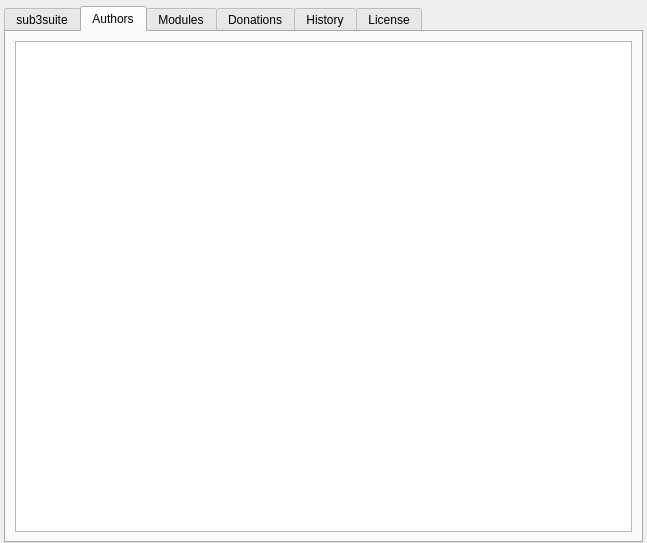
Before: the Qt Designer form sub3suite/src/Dialogs/AboutDialog.ui in 3nock/OTE, drawn with Qt 5.
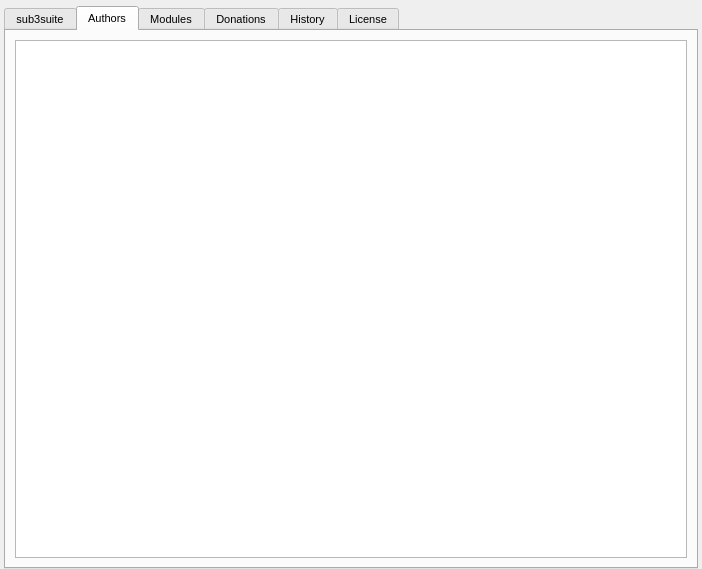
After: the same form once the commit is applied. The open tabs and pages were chosen to show the change. Icons and pictures are not drawn.

Diff of the .ui file:
```diff
--- a/sub3suite/src/Dialogs/AboutDialog.ui
+++ b/sub3suite/src/Dialogs/AboutDialog.ui
@@ -6,8 +6,8 @@
    <rect>
     <x>0</x>
     <y>0</y>
-    <width>647</width>
-    <height>543</height>
+    <width>702</width>
+    <height>569</height>
    </rect>
   </property>
   <property name="sizePolicy">
@@ -38,6 +38,11 @@
    </property>
    <item>
     <widget class="QTabWidget" name="tabWidget">
+     <property name="font">
+      <font>
+       <pointsize>8</pointsize>
+      </font>
+     </property>
      <property name="currentIndex">
       <number>0</number>
      </property>
@@ -181,6 +186,11 @@
       <layout class="QVBoxLayout" name="verticalLayout_3">
        <item>
         <widget class="QTableView" name="tableViewContributors">
+         <property name="font">
+          <font>
+           <pointsize>8</pointsize>
+          </font>
+         </property>
          <property name="focusPolicy">
           <enum>Qt::NoFocus</enum>
          </property>
```
Left out of the diff: 23 changed lines with no effect on the pictures.
